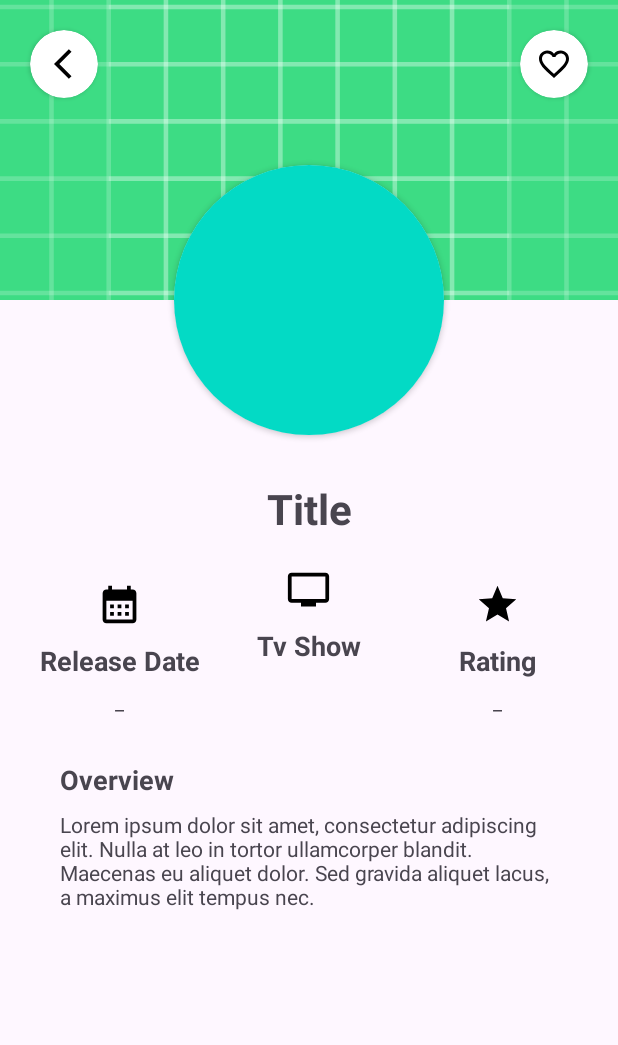
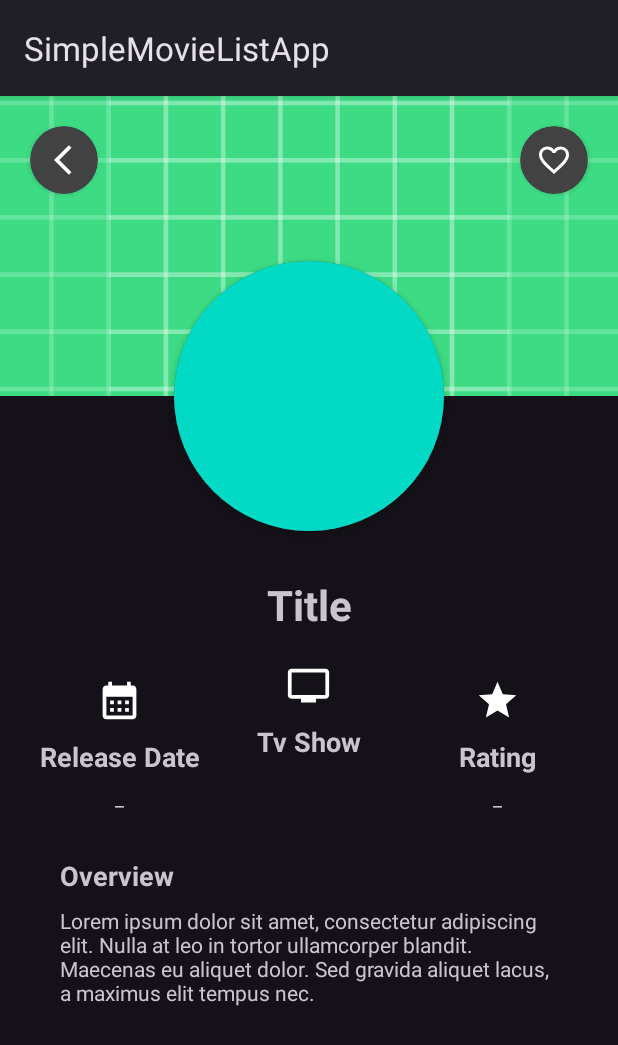
Before and after one commit to MuhammadMukram/SimpleMovieListApp, an Android app: the MovieTvDetailActivity screen opened directly, with no data from a screen before it, on a phone screen of 412 x 824 dp. Shown: the top 1045 px of the screen. Run offline under Robolectric (Android 15) with nearby library versions, the phone set to English and light mode, and no system bars; pictures from the network do not load; 8 statements that could not run were skipped.

Commit message:
fix(layout): convert to dark mode

```diff
--- a/app/src/main/res/drawable/arrow_back_icon.xml
+++ b/app/src/main/res/drawable/arrow_back_icon.xml
@@ -1,5 +1,6 @@
 <vector android:autoMirrored="true" android:height="24dp"
-    android:tint="#000000" android:viewportHeight="24"
+     android:viewportHeight="24"
+
     android:viewportWidth="24" android:width="24dp" xmlns:android="http://schemas.android.com/apk/res/android">
     <path android:fillColor="@android:color/white" android:pathData="M11.67,3.87L9.9,2.1 0,12l9.9,9.9 1.77,-1.77L3.54,12z"/>
 </vector>
--- a/app/src/main/res/drawable/favorite_border_icon.xml
+++ b/app/src/main/res/drawable/favorite_border_icon.xml
@@ -1,4 +1,4 @@
-<vector android:height="24dp" android:tint="#000000"
+<vector android:height="24dp"
     android:viewportHeight="24" android:viewportWidth="24"
     android:width="24dp" xmlns:android="http://schemas.android.com/apk/res/android">
     <path android:fillColor="@android:color/white" android:pathData="M16.5,3c-1.74,0 -3.41,0.81 -4.5,2.09C10.91,3.81 9.24,3 7.5,3 4.42,3 2,5.42 2,8.5c0,3.78 3.4,6.86 8.55,11.54L12,21.35l1.45,-1.32C18.6,15.36 22,12.28 22,8.5 22,5.42 19.58,3 16.5,3zM12.1,18.55l-0.1,0.1 -0.1,-0.1C7.14,14.24 4,11.39 4,8.5 4,6.5 5.5,5 7.5,5c1.54,0 3.04,0.99 3.57,2.36h1.87C13.46,5.99 14.96,5 16.5,5c2,0 3.5,1.5 3.5,3.5 0,2.89 -3.14,5.74 -7.9,10.05z"/>
--- a/app/src/main/res/drawable/favorite_fill_icon.xml
+++ b/app/src/main/res/drawable/favorite_fill_icon.xml
@@ -1,4 +1,4 @@
-<vector android:height="24dp" android:tint="#000000"
+<vector android:height="24dp"
     android:viewportHeight="24" android:viewportWidth="24"
     android:width="24dp" xmlns:android="http://schemas.android.com/apk/res/android">
     <path android:fillColor="@android:color/white" android:pathData="M12,21.35l-1.45,-1.32C5.4,15.36 2,12.28 2,8.5 2,5.42 4.42,3 7.5,3c1.74,0 3.41,0.81 4.5,2.09C13.09,3.81 14.76,3 16.5,3 19.58,3 22,5.42 22,8.5c0,3.78 -3.4,6.86 -8.55,11.54L12,21.35z"/>
--- a/app/src/main/res/layout/activity_movie_tv_detail.xml
+++ b/app/src/main/res/layout/activity_movie_tv_detail.xml
@@ -35,7 +35,7 @@
                 android:layout_marginStart="10dp"
                 android:scaleType="center"
                 android:src="@drawable/arrow_back_icon"
-                app:tint="@color/black" />
+                app:tint="@color/white" />
         </androidx.cardview.widget.CardView>
 
         <androidx.cardview.widget.CardView
@@ -53,7 +53,7 @@
                 android:layout_height="match_parent"
                 android:scaleType="center"
                 android:src="@drawable/favorite_border_icon"
-                app:tint="@color/black" />
+                app:tint="@color/white" />
         </androidx.cardview.widget.CardView>
 
         <androidx.cardview.widget.CardView
@@ -108,7 +108,8 @@
                         android:layout_height="30dp"
                         android:layout_gravity="center"
                         android:layout_marginBottom="10dp"
-                        android:src="@drawable/date_icon" />
+                        android:src="@drawable/date_icon"
+                        app:tint="@color/white" />
 
                     <TextView
                         android:layout_width="wrap_content"
@@ -142,6 +143,7 @@
                         android:id="@+id/type_icon_iv"
                         android:layout_width="30dp"
                         android:layout_height="30dp"
+                        app:tint="@color/white"
                         android:layout_gravity="center"
                         android:layout_marginBottom="10dp"
                         android:src="@drawable/movie_icon" />
@@ -171,6 +173,7 @@
                         android:layout_width="30dp"
                         android:layout_height="30dp"
                         android:layout_gravity="center"
+                        app:tint="@color/white"
                         android:layout_marginBottom="10dp"
                         android:src="@drawable/star_icon" />
 
--- a/app/src/main/res/layout/fragment_favourite.xml
+++ b/app/src/main/res/layout/fragment_favourite.xml
@@ -18,7 +18,7 @@
         android:textStyle="bold"
         android:visibility="gone"
         android:textAlignment="center"
-        android:text="There's something trouble \n try to reload your page"/>
+        android:text="There's no Favourite Movie or Tv Show"/>
     <ProgressBar
         android:id="@+id/fav_progressbar"
         android:layout_width="wrap_content"
--- a/app/src/main/res/layout/linear_layout_item.xml
+++ b/app/src/main/res/layout/linear_layout_item.xml
@@ -49,6 +49,7 @@
             android:layout_alignParentBottom="true"
             android:src="@drawable/movie_icon"
             android:padding="10dp"
+            app:tint="@color/white"
             />
     </RelativeLayout>
 </androidx.cardview.widget.CardView>
--- a/app/src/main/res/values-night/themes.xml
+++ b/app/src/main/res/values-night/themes.xml
@@ -1,6 +1,6 @@
 <resources xmlns:tools="http://schemas.android.com/tools">
     <!-- Base application theme. -->
-    <style name="Base.Theme.SimpleMovieListApp" parent="Theme.Material3.DayNight.NoActionBar">
+    <style name="Base.Theme.SimpleMovieListApp" parent="Theme.Material3.Dark">
         <!-- Customize your dark theme here. -->
         <!-- <item name="colorPrimary">@color/my_dark_primary</item> -->
     </style>
--- a/app/src/main/res/values/themes.xml
+++ b/app/src/main/res/values/themes.xml
@@ -1,9 +1,10 @@
 <resources xmlns:tools="http://schemas.android.com/tools">
     <!-- Base application theme. -->
-    <style name="Base.Theme.SimpleMovieListApp" parent="Theme.Material3.DayNight.NoActionBar">
+    <style name="Base.Theme.SimpleMovieListApp" parent="Theme.Material3.Dark">
         <!-- Customize your light theme here. -->
-        <!-- <item name="colorPrimary">@color/my_light_primary</item> -->
+<!--         <item name="colorPrimary">@color/my_light_primary</item> -->
     </style>
 
     <style name="Theme.SimpleMovieListApp" parent="Base.Theme.SimpleMovieListApp" />
+
 </resources>
```
Also changed, not shown: app/src/main/java/com/example/simplemovielistapp/MainActivity.java (+7 -0 lines), app/src/main/java/com/example/simplemovielistapp/adapter/MovieAdapter.java (+11 -2 lines), app/src/main/java/com/example/simplemovielistapp/fragment/MovieFragment.java (+15 -2 lines).
